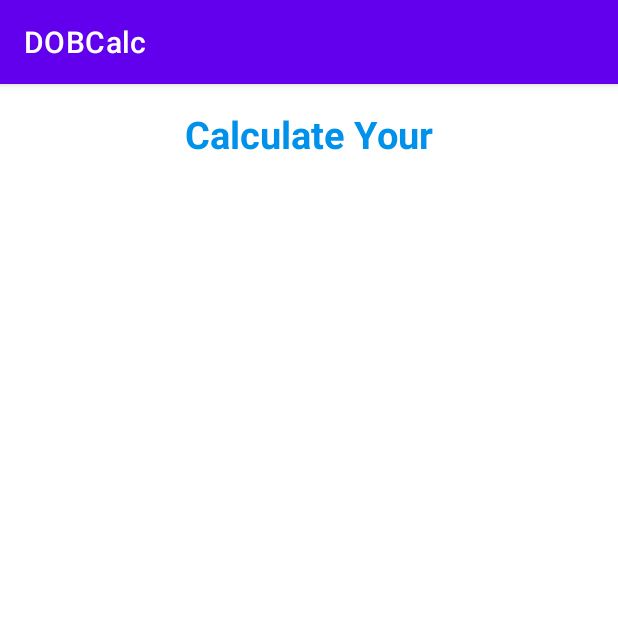
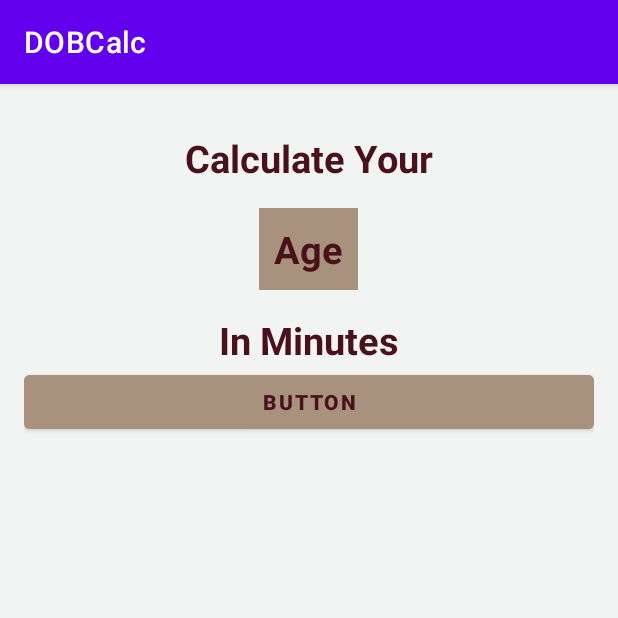
Before and after one commit to ygs3004/StudyAndroid, an Android app: the screen it shows after launch (MainActivity), on a phone screen of 412 x 824 dp, the top half of it. Run offline under Robolectric (Android 15) with nearby library versions, the phone set to English and light mode, and no system bars.

Commit message:
[2023/07/10] udemy Android 12 및 Kotlin - 섹션 6: 분 나이 계산기  > 85강: 텍스트뷰 추가하기, SD, DP, PX

```diff
--- a/DOBCalc/app/src/main/res/layout/activity_main.xml
+++ b/DOBCalc/app/src/main/res/layout/activity_main.xml
@@ -6,8 +6,9 @@
     android:layout_height="match_parent"
     tools:context=".MainActivity"
     android:orientation="vertical"
-    android:background="@color/bgColor"
+    android:background="@color/color1"
     android:gravity="center_horizontal"
+    android:padding="16dp"
     >
 
     <TextView
@@ -15,9 +16,40 @@
         android:layout_height="wrap_content"
         android:layout_marginTop="16dp"
         android:text="Calculate Your"
-        android:textColor="@color/textBlue"
+        android:textColor="@color/color4"
         android:textSize="25sp"
         android:textStyle="bold"
         />
 
+    <TextView
+        android:layout_width="wrap_content"
+        android:layout_height="wrap_content"
+        android:layout_marginTop="16dp"
+        android:text="Age"
+        android:padding="10dp"
+        android:background="@color/color0"
+        android:textColor="@color/color4"
+        android:textSize="25sp"
+        android:textStyle="bold"
+        />
+
+    <TextView
+        android:layout_width="wrap_content"
+        android:layout_height="wrap_content"
+        android:layout_marginTop="16dp"
+        android:text="In Minutes"
+        android:textColor="@color/color4"
+        android:textSize="25sp"
+        android:textStyle="bold"
+        />
+
+    <Button
+        android:id="@+id/button"
+        android:layout_width="match_parent"
+        android:layout_height="wrap_content"
+        android:backgroundTint="@color/btnBgColor"
+        android:textColor="@color/color4"
+        android:textStyle="bold"
+        android:text="Button" />
+
 </LinearLayout>
--- a/DOBCalc/app/src/main/res/values/colors.xml
+++ b/DOBCalc/app/src/main/res/values/colors.xml
@@ -7,6 +7,10 @@
     <color name="teal_700">#FF018786</color>
     <color name="black">#FF000000</color>
     <color name="white">#FFFFFFFF</color>
-    <color name="textBlue">#0091EA</color>
-    <color name="bgColor">#FFFFFFFF</color>
+    <color name="color0">#a9927d</color>
+    <color name="color1">#f2f4f3</color>
+    <color name="color2">#5d737e</color>
+    <color name="color3">#5e503f</color>
+    <color name="color4">#49111c</color>
+    <color name="btnBgColor">#a9927d</color>
 </resources>
```
